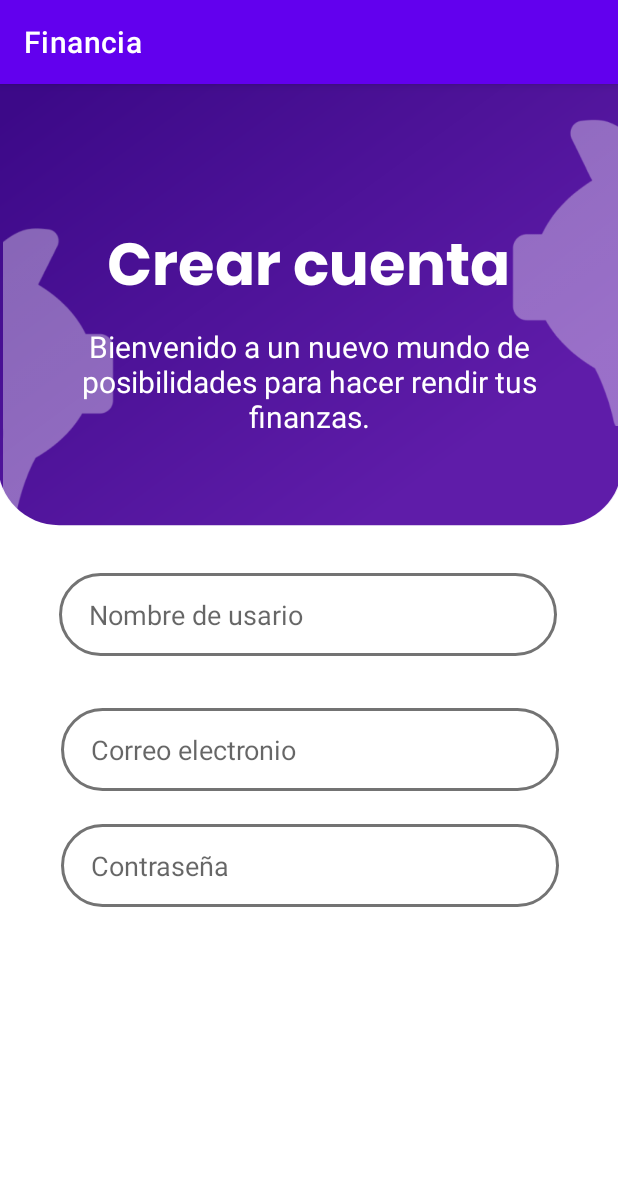
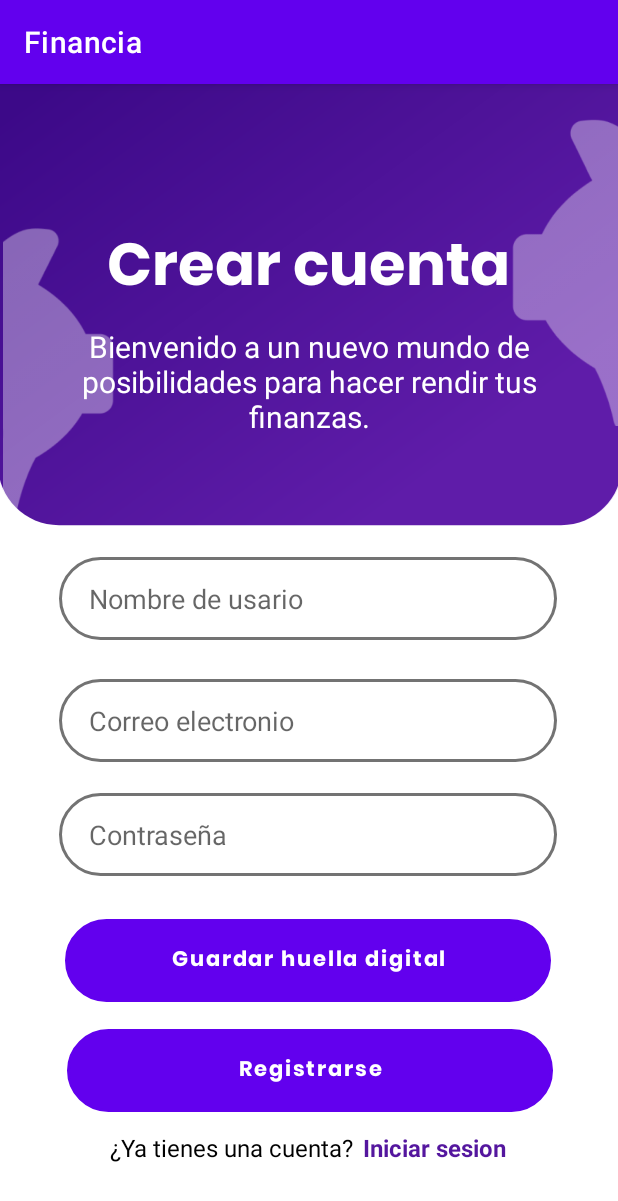
Before and after one commit to danielgranados123/Financia, an Android app: the registro screen opened directly, with no data from a screen before it, on a phone screen of 412 x 824 dp. Shown: the top 1201 px of the screen. Run offline under Robolectric (Android 15) with nearby library versions, the phone set to English and light mode, and no system bars.

Commit message:
Register finalizado

```diff
--- a/AppMovil/app/src/main/java/aplicacion/movil/financia/registrarse.kt
+++ b/AppMovil/app/src/main/java/aplicacion/movil/financia/registrarse.kt
@@ -10,7 +10,7 @@ class registrarse : AppCompatActivity() {
     override fun onCreate(savedInstanceState: Bundle?) {
         super.onCreate(savedInstanceState)
         enableEdgeToEdge()
-        setContentView(R.layout.activity_registrarse)
+        setContentView(R.layout.activity_registro)
         ViewCompat.setOnApplyWindowInsetsListener(findViewById(R.id.main)) { v, insets ->
             val systemBars = insets.getInsets(WindowInsetsCompat.Type.systemBars())
             v.setPadding(systemBars.left, systemBars.top, systemBars.right, systemBars.bottom)
--- a/AppMovil/app/src/main/res/layout/activity_registro.xml
+++ b/AppMovil/app/src/main/res/layout/activity_registro.xml
@@ -6,6 +6,38 @@
     android:layout_width="match_parent"
     android:layout_height="match_parent"
     tools:context=".registro">
+
+    <Button
+        android:id="@+id/btnregistrarse"
+        android:layout_width="324dp"
+        android:layout_height="55dp"
+        android:background="@drawable/ic_plaintext"
+        android:backgroundTint="#5F1CA8"
+        android:fontFamily="@font/poppins_bold"
+        android:text="Registrarse"
+        android:textAllCaps="false"
+        app:layout_constraintBottom_toBottomOf="parent"
+        app:layout_constraintEnd_toEndOf="parent"
+        app:layout_constraintHorizontal_bias="0.505"
+        app:layout_constraintStart_toStartOf="parent"
+        app:layout_constraintTop_toTopOf="parent"
+        app:layout_constraintVertical_bias="0.884" />
+
+    <Button
+        android:id="@+id/btnIngresarLogin"
+        android:layout_width="324dp"
+        android:layout_height="55dp"
+        android:background="@drawable/ic_plaintext"
+        android:backgroundTint="#5F1CA8"
+        android:fontFamily="@font/poppins_bold"
+        android:text="Guardar huella digital"
+        android:textAllCaps="false"
+        app:layout_constraintBottom_toBottomOf="parent"
+        app:layout_constraintEnd_toEndOf="parent"
+        app:layout_constraintHorizontal_bias="0.494"
+        app:layout_constraintStart_toStartOf="parent"
+        app:layout_constraintTop_toTopOf="parent"
+        app:layout_constraintVertical_bias="0.781" />
 
     <EditText
         android:id="@+id/txtCorreoElectronico"
@@ -19,10 +51,10 @@
         android:paddingStart="20dp"
         app:layout_constraintBottom_toBottomOf="parent"
         app:layout_constraintEnd_toEndOf="parent"
-        app:layout_constraintHorizontal_bias="0.506"
+        app:layout_constraintHorizontal_bias="0.493"
         app:layout_constraintStart_toStartOf="parent"
         app:layout_constraintTop_toBottomOf="@+id/imageView"
-        app:layout_constraintVertical_bias="0.348" />
+        app:layout_constraintVertical_bias="0.291" />
 
     <EditText
         android:id="@+id/txtContraseña"
@@ -36,10 +68,10 @@
         android:paddingStart="20dp"
         app:layout_constraintBottom_toBottomOf="parent"
         app:layout_constraintEnd_toEndOf="parent"
-        app:layout_constraintHorizontal_bias="0.506"
+        app:layout_constraintHorizontal_bias="0.493"
         app:layout_constraintStart_toStartOf="parent"
         app:layout_constraintTop_toBottomOf="@+id/imageView"
-        app:layout_constraintVertical_bias="0.576" />
+        app:layout_constraintVertical_bias="0.516" />
 
     <EditText
         android:id="@+id/txtNombreDeUsuario"
@@ -56,7 +88,7 @@
         app:layout_constraintHorizontal_bias="0.493"
         app:layout_constraintStart_toStartOf="parent"
         app:layout_constraintTop_toBottomOf="@+id/imageView"
-        app:layout_constraintVertical_bias="0.082" />
+        app:layout_constraintVertical_bias="0.052" />
 
     <ImageView
         android:id="@+id/imageView"
@@ -123,4 +155,33 @@
         app:layout_constraintTop_toTopOf="parent"
         app:layout_constraintVertical_bias="0.238" />
 
+    <TextView
+        android:id="@+id/textView10"
+        android:layout_width="wrap_content"
+        android:layout_height="wrap_content"
+        android:text="¿Ya tienes una cuenta?"
+        android:textColor="#000000"
+        android:textSize="16sp"
+        app:layout_constraintBottom_toBottomOf="parent"
+        app:layout_constraintEnd_toEndOf="parent"
+        app:layout_constraintHorizontal_bias="0.293"
+        app:layout_constraintStart_toStartOf="parent"
+        app:layout_constraintTop_toTopOf="parent"
+        app:layout_constraintVertical_bias="0.936" />
+
+    <TextView
+        android:id="@+id/textView11"
+        android:layout_width="wrap_content"
+        android:layout_height="wrap_content"
+        android:text="Iniciar sesion"
+        android:textColor="#54169E"
+        android:textSize="16sp"
+        android:textStyle="bold"
+        app:layout_constraintBottom_toBottomOf="parent"
+        app:layout_constraintEnd_toEndOf="parent"
+        app:layout_constraintHorizontal_bias="0.765"
+        app:layout_constraintStart_toStartOf="parent"
+        app:layout_constraintTop_toTopOf="parent"
+        app:layout_constraintVertical_bias="0.936" />
+
 </androidx.constraintlayout.widget.ConstraintLayout>
```
